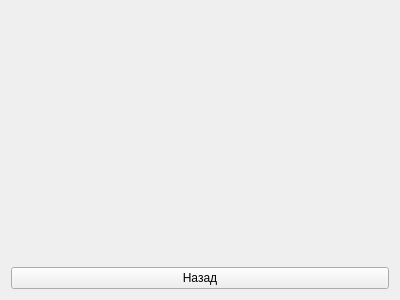
Above: resources/ui/PhotoViewForm.ui from StellarCampfire/GeoPhoto before the change. Below: the same form after it.
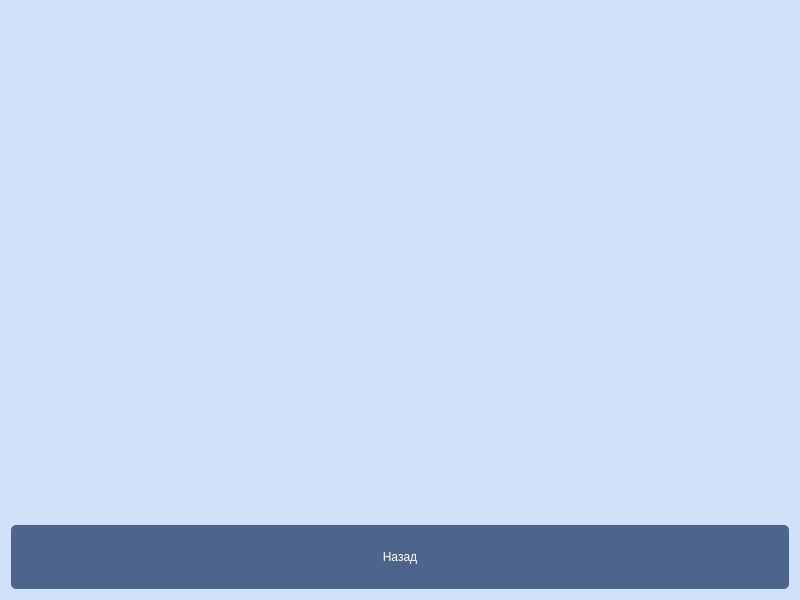
That is the form after the change.

Patch:
```diff
--- a/resources/ui/PhotoViewForm.ui
+++ b/resources/ui/PhotoViewForm.ui
@@ -6,13 +6,36 @@
    <rect>
     <x>0</x>
     <y>0</y>
-    <width>400</width>
-    <height>300</height>
+    <width>800</width>
+    <height>600</height>
    </rect>
   </property>
   <property name="windowTitle">
    <string>Form</string>
   </property>
+  <property name="styleSheet">
+   <string notr="true">QWidget {
+    background-color: rgb(208, 225, 249);
+}
+
+QPushButton {
+    background-color: rgb(77, 100, 141);
+
+    color: white;
+    border-radius: 5px;
+	padding: 25;
+	font: 57 18pt &quot;Sono Medium&quot;;
+}
+
+QPushButton:focus {
+    background-color: rgb(40, 54, 85);
+
+    color: white;
+    border-radius: 5px;
+	padding: 25;
+	font: 57 18pt &quot;Sono Medium&quot;;
+}</string>
+  </property>
   <layout class="QVBoxLayout" name="verticalLayout">
    <item>
     <widget class="QLabel" name="photo_label">
```
